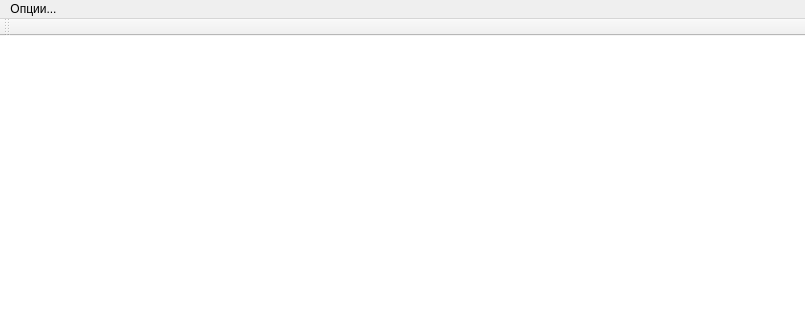
Above: radio/mainwindow.ui from cyril-orlov/radio before the change; both pictures show x 0 to 805 and y 0 to 320 of the 805 by 540 pixel window. Below: the same form after it.
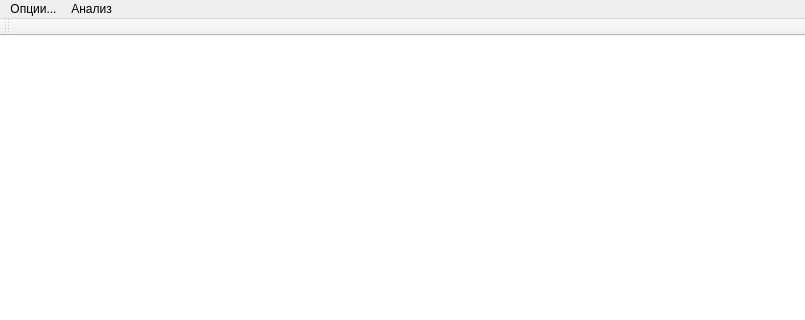
That is the form after the change.

The edit to the form file:
```diff
--- a/radio/mainwindow.ui
+++ b/radio/mainwindow.ui
@@ -44,7 +44,15 @@
     </property>
     <addaction name="actionChange"/>
    </widget>
+   <widget class="QMenu" name="analysis">
+    <property name="title">
+     <string>Анализ</string>
+    </property>
+    <addaction name="actionStart"/>
+    <addaction name="actionStop"/>
+   </widget>
    <addaction name="options"/>
+   <addaction name="analysis"/>
   </widget>
   <widget class="QToolBar" name="mainToolBar">
    <attribute name="toolBarArea">
```
Left out of the diff: 60 changed lines with no effect on the pictures.
